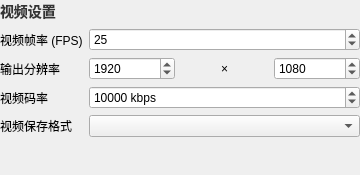
This is recorder/ui/ScreenRecorderSettingsDialog.ui in ge10yue12-netizen/Photomechanics-own as Qt 5 draws it before an edit. The edited form follows.
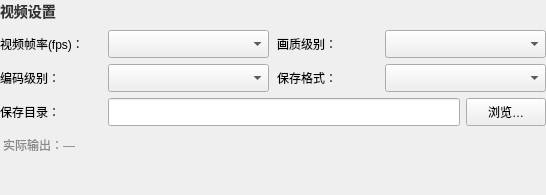
This is the edited form.

Commit message:
完善录屏模块：EV 预设、悬浮球、窗口/控件采集与编码增强。
新增 RecorderController、RecorderFloatBall 与 RecorderPresets；支持录制中悬浮球自由拖拽定位、迷你控制条与主面板切换；扩展窗口/控件采集、MP4/MJPEG 编码档位及存储列表；补充单元测试与文档。

What changed in the file:
```diff
--- a/recorder/ui/ScreenRecorderSettingsDialog.ui
+++ b/recorder/ui/ScreenRecorderSettingsDialog.ui
@@ -6,11 +6,14 @@
    <rect>
     <x>0</x>
     <y>0</y>
-    <width>360</width>
-    <height>175</height>
+    <width>546</width>
+    <height>195</height>
    </rect>
   </property>
   <layout class="QVBoxLayout" name="rootLayout">
+   <property name="spacing">
+    <number>8</number>
+   </property>
    <property name="leftMargin">
     <number>0</number>
    </property>
@@ -34,115 +37,202 @@
     </widget>
    </item>
    <item>
-    <layout class="QFormLayout" name="formLayout">
+    <layout class="QGridLayout" name="settingsGrid">
+     <property name="horizontalSpacing">
+      <number>8</number>
+     </property>
+     <property name="verticalSpacing">
+      <number>6</number>
+     </property>
+     <item row="2" column="1" colspan="3">
+      <layout class="QHBoxLayout" name="pathRow">
+       <property name="spacing">
+        <number>6</number>
+       </property>
+       <item>
+        <widget class="QLineEdit" name="pathEdit">
+         <property name="minimumSize">
+          <size>
+           <width>0</width>
+           <height>28</height>
+          </size>
+         </property>
+        </widget>
+       </item>
+       <item>
+        <widget class="QPushButton" name="browseBtn">
+         <property name="minimumSize">
+          <size>
+           <width>72</width>
+           <height>28</height>
+          </size>
+         </property>
+         <property name="text">
+          <string>浏览…</string>
+         </property>
+        </widget>
+       </item>
+      </layout>
+     </item>
+     <item row="1" column="0">
+      <widget class="QLabel" name="encodeLabel">
+       <property name="minimumSize">
+        <size>
+         <width>100</width>
+         <height>0</height>
+        </size>
+       </property>
+       <property name="text">
+        <string>编码级别：</string>
+       </property>
+       <property name="alignment">
+        <set>Qt::AlignLeading|Qt::AlignLeft|Qt::AlignVCenter</set>
+       </property>
+      </widget>
+     </item>
+     <item row="0" column="2">
+      <widget class="QLabel" name="qualityLabel">
+       <property name="minimumSize">
+        <size>
+         <width>100</width>
+         <height>0</height>
+        </size>
+       </property>
+       <property name="text">
+        <string>画质级别：</string>
+       </property>
+       <property name="alignment">
+        <set>Qt::AlignLeading|Qt::AlignLeft|Qt::AlignVCenter</set>
+       </property>
+      </widget>
+     </item>
      <item row="0" column="0">
       <widget class="QLabel" name="fpsLabel">
+       <property name="minimumSize">
+        <size>
+         <width>100</width>
+         <height>0</height>
+        </size>
+       </property>
        <property name="text">
-        <string>视频帧率 (FPS)</string>
+        <string>视频帧率(fps)：</string>
+       </property>
+       <property name="alignment">
+        <set>Qt::AlignLeading|Qt::AlignLeft|Qt::AlignVCenter</set>
        </property>
       </widget>
      </item>
      <item row="0" column="1">
-      <widget class="QSpinBox" name="fpsSpin">
-       <property name="minimum">
-        <number>1</number>
+      <widget class="QComboBox" name="fpsCombo">
+       <property name="sizePolicy">
+        <sizepolicy hsizetype="Expanding" vsizetype="Fixed">
+         <horstretch>1</horstretch>
+         <verstretch>0</verstretch>
+        </sizepolicy>
        </property>
-       <property name="maximum">
-        <number>60</number>
+       <property name="minimumSize">
+        <size>
+         <width>160</width>
+         <height>28</height>
+        </size>
        </property>
-       <property name="value">
-        <number>25</number>
-       </property>
       </widget>
      </item>
-     <item row="1" column="0">
-      <widget class="QLabel" name="sizeLabel">
-       <property name="text">
-        <string>输出分辨率</string>
-       </property>
-      </widget>
-     </item>
-     <item row="1" column="1">
-      <layout class="QHBoxLayout" name="sizeRow">
-       <item>
-        <widget class="QSpinBox" name="widthSpin">
-         <property name="minimum">
-          <number>100</number>
-         </property>
-         <property name="maximum">
-          <number>7680</number>
-         </property>
-         <property name="singleStep">
-          <number>2</number>
-         </property>
-         <property name="value">
-          <number>1920</number>
-         </property>
-        </widget>
-       </item>
-       <item>
-        <widget class="QLabel" name="sizeTimesLabel">
-         <property name="text">
-          <string>×</string>
-         </property>
-         <property name="alignment">
-          <set>Qt::AlignCenter</set>
-         </property>
-        </widget>
-       </item>
-       <item>
-        <widget class="QSpinBox" name="heightSpin">
-         <property name="minimum">
-          <number>100</number>
-         </property>
-         <property name="maximum">
-          <number>4320</number>
-         </property>
-         <property name="singleStep">
-          <number>2</number>
-         </property>
-         <property name="value">
-          <number>1080</number>
-         </property>
-        </widget>
-       </item>
-      </layout>
-     </item>
      <item row="2" column="0">
-      <widget class="QLabel" name="bitrateLabel">
+      <widget class="QLabel" name="pathLabel">
+       <property name="minimumSize">
+        <size>
+         <width>100</width>
+         <height>0</height>
+        </size>
+       </property>
        <property name="text">
-        <string>视频码率</string>
+        <string>保存目录：</string>
        </property>
+       <property name="alignment">
+        <set>Qt::AlignLeading|Qt::AlignLeft|Qt::AlignVCenter</set>
+       </property>
       </widget>
      </item>
-     <item row="2" column="1">
-      <widget class="QSpinBox" name="bitrateSpin">
-       <property name="suffix">
-        <string> kbps</string>
+     <item row="1" column="1">
+      <widget class="QComboBox" name="encodeCombo">
+       <property name="sizePolicy">
+        <sizepolicy hsizetype="Expanding" vsizetype="Fixed">
+         <horstretch>1</horstretch>
+         <verstretch>0</verstretch>
+        </sizepolicy>
        </property>
-       <property name="minimum">
-        <number>500</number>
+       <property name="minimumSize">
+        <size>
+         <width>160</width>
+         <height>28</height>
+        </size>
        </property>
-       <property name="maximum">
-        <number>50000</number>
+      </widget>
+     </item>
+     <item row="0" column="3">
+      <widget class="QComboBox" name="qualityCombo">
+       <property name="sizePolicy">
+        <sizepolicy hsizetype="Expanding" vsizetype="Fixed">
+         <horstretch>1</horstretch>
+         <verstretch>0</verstretch>
+        </sizepolicy>
        </property>
-       <property name="value">
-        <number>10000</number>
+       <property name="minimumSize">
+        <size>
+         <width>160</width>
+         <height>28</height>
+        </size>
        </property>
       </widget>
      </item>
-     <item row="3" column="0">
+     <item row="1" column="2">
       <widget class="QLabel" name="formatLabel">
+       <property name="minimumSize">
+        <size>
+         <width>100</width>
+         <height>0</height>
+        </size>
+       </property>
        <property name="text">
-        <string>视频保存格式</string>
+        <string>保存格式：</string>
+       </property>
+       <property name="alignment">
+        <set>Qt::AlignLeading|Qt::AlignLeft|Qt::AlignVCenter</set>
        </property>
       </widget>
      </item>
-     <item row="3" column="1">
-      <widget class="QComboBox" name="formatCombo"/>
+     <item row="1" column="3">
+      <widget class="QComboBox" name="formatCombo">
+       <property name="sizePolicy">
+        <sizepolicy hsizetype="Expanding" vsizetype="Fixed">
+         <horstretch>1</horstretch>
+         <verstretch>0</verstretch>
+        </sizepolicy>
+       </property>
+       <property name="minimumSize">
+        <size>
+         <width>160</width>
+         <height>28</height>
+        </size>
+       </property>
+      </widget>
      </item>
     </layout>
    </item>
+   <item>
+    <widget class="QLabel" name="presetSummaryLabel">
+     <property name="styleSheet">
+      <string>color: #888; font-size: 12px; padding: 2px 0 0 0;</string>
+     </property>
+     <property name="text">
+      <string>实际输出：—</string>
+     </property>
+     <property name="wordWrap">
+      <bool>true</bool>
+     </property>
+    </widget>
+   </item>
    <item>
     <spacer name="settingsBottomSpacer">
      <property name="orientation">
@@ -151,7 +241,7 @@
      <property name="sizeHint" stdset="0">
       <size>
        <width>20</width>
-       <height>40</height>
+       <height>8</height>
       </size>
      </property>
     </spacer>
```
The commit also changes 70 other files.
